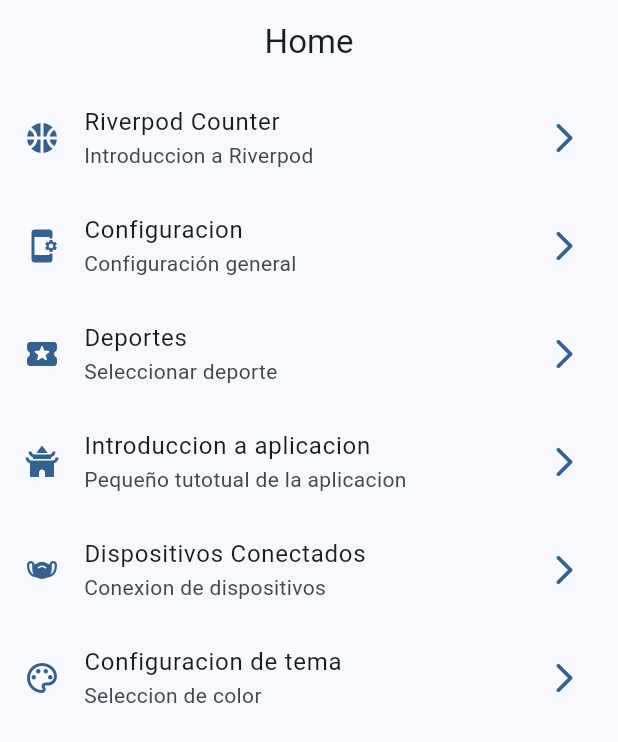
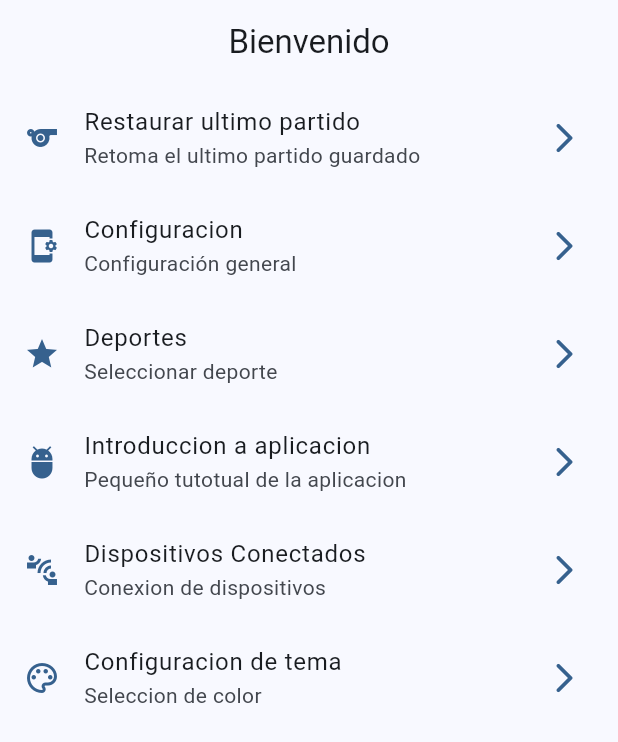
Before and after one commit to LirishaIgnis/app_ciel, a Flutter app: the screen it shows after launch, on a phone screen of 412 x 824 dp. Shown: the top 742 px of the screen. Run offline on Flutter 3.47's test engine with Material 3 defaults, Android fonts, the light colour scheme and no system bars; our stand-ins replace go_router.

Commit message:
Implementacion Menu deportes

```diff
--- a/lib/config/menu/menu_items.dart
+++ b/lib/config/menu/menu_items.dart
@@ -15,10 +15,10 @@ class MenuItem {
 
 const appMenuItems = <MenuItem>[
   MenuItem(
-      title: 'Riverpod Counter ',
-      subTitle: 'Introduccion a Riverpod',
+      title: 'Restaurar ultimo partido',
+      subTitle: 'Retoma el ultimo partido guardado',
       link: '/counter-river',
-      icon: Icons.sports_basketball_rounded),
+      icon: Icons.sports_outlined),
   MenuItem(
       title: 'Configuracion',
       subTitle: 'Configuración general',
@@ -28,19 +28,19 @@ const appMenuItems = <MenuItem>[
       title: 'Deportes',
       subTitle: 'Seleccionar deporte',
       link: '/deportes',
-      icon: Icons.local_play_rounded),
+      icon: Icons.star_purple500_outlined),
   MenuItem(
       title: 'Introduccion a aplicacion',
       subTitle: 'Pequeño tutotual de la aplicacion',
       link: '/tutorial',
-      icon: Icons.temple_buddhist),
+      icon: Icons.adb_rounded),
   MenuItem(
       title: 'Dispositivos Conectados',
       subTitle: 'Conexion de dispositivos',
       link: '/infinite',
-      icon: Icons.masks_rounded),
+      icon: Icons.connect_without_contact_sharp),
   MenuItem(
-      title: 'Configuracion de tema',
+      title: 'Configuracion de tema ',
       subTitle: 'Seleccion de color',
       link: '/Theme-changer',
       icon: Icons.color_lens_outlined),
--- /dev/null
+++ b/lib/config/menu/menu_sports.dart
@@ -0,0 +1,33 @@
+import 'package:flutter/material.dart';
+
+class SportItems {
+  final String title;
+  final String subTitle;
+  final String link;
+  final IconData icon;
+
+  const SportItems(
+      {required this.title,
+      required this.subTitle,
+      required this.link,
+      required this.icon});
+}
+
+const appSportItems = <SportItems>[
+  SportItems(
+      title: 'Basketball',
+      subTitle: 'Configuracion de partido',
+      link: '/counter-river',
+      icon: Icons.sports_basketball_rounded),
+  SportItems(
+      title: 'Futbol',
+      subTitle: 'Configuracion de patido',
+      link: '/counter-river',
+      icon: Icons.sports_soccer_outlined),
+  SportItems(
+      title: 'Voleybol',
+      subTitle: 'Configuracion de patido',
+      link: '/counter-river',
+      icon: Icons.sports_volleyball_rounded),
+
+];
--- a/lib/config/router/app_router.dart
+++ b/lib/config/router/app_router.dart
@@ -17,7 +17,7 @@ final appRouter = GoRouter(
     ),
      GoRoute(
       path: '/deportes',
-      builder: (context, state) => const DeportesScreen(),
+      builder: (context, state) => const DeportesScreens(),
     ),
   ],
 );
--- a/lib/presentation/screens/home/home_screen.dart
+++ b/lib/presentation/screens/home/home_screen.dart
@@ -1,7 +1,7 @@
 import 'package:flutter/material.dart';
 import 'package:go_router/go_router.dart';
 import 'package:app_ciel/config/menu/menu_items.dart';
-//import 'package:widgets_app/presentation/widgets/side_menu.dart';
+
 
 
 
@@ -15,10 +15,11 @@ class HomeScreen extends StatelessWidget {
     return Scaffold(
       key: scaffoldKey,
       appBar: AppBar(
-        title: const Text('Home'),
+        title: const Text('Bienvenido'),
+
       ),
       body: const _HomeView(),
-      //drawer:  SideMenu(scaffoldKey: scaffoldKey),
+
     );
   }
 }
@@ -58,18 +59,6 @@ class _CustomListTile extends StatelessWidget {
       title: Text(menuItem.title),
       subtitle: Text(menuItem.subTitle),
       onTap: () {
-        // Estruturas basica para navegar entre pantallas mediante link.
-
-        //Link directo
-        //Navigator.of(context).push(
-        // MaterialPageRoute(
-        //builder: (context)=> const ConfiguracionScreen(),
-        // ),
-        //);
-
-        //Link con dirreciones desde el main
-        //Navigator.pushNamed(context, menuItem.link);
-
         context.push(menuItem.link);
       },
     );
```
Also changed, not shown: lib/presentation/screens/deportes/deportes_screens.dart (+36 -75 lines).
